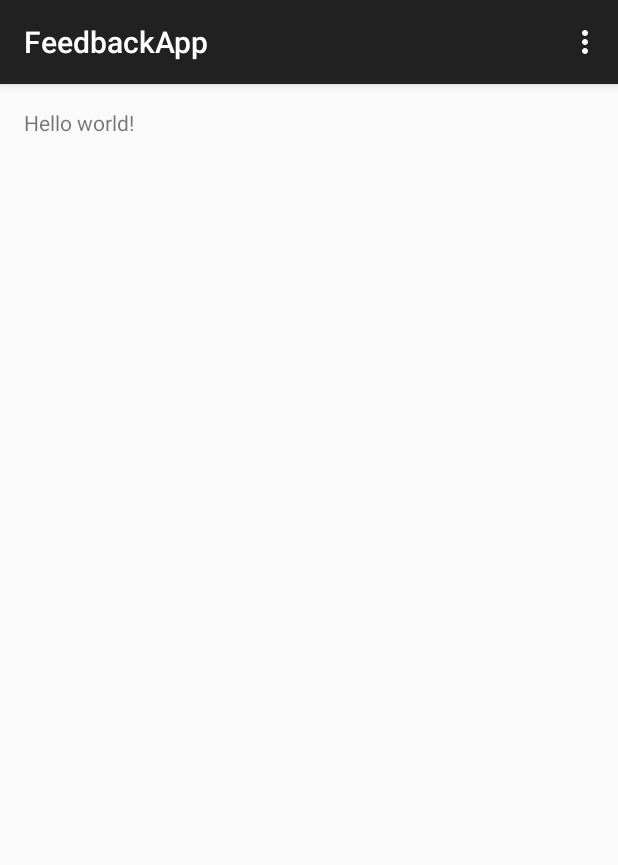
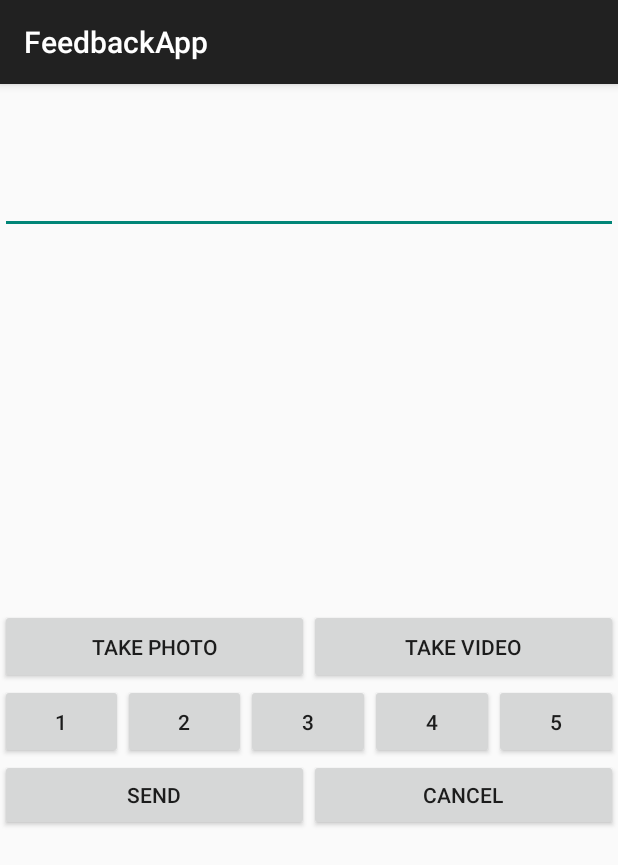
Before and after one commit to bozidarlabas/FeedbackApp-Android, an Android app: the screen it shows after launch (MainActivity before the commit, SendFeedback after it), on a phone screen of 412 x 824 dp. Shown: the top 865 px of the screen. Run offline under Robolectric (Android 15) with nearby library versions, the phone set to English and light mode, and no system bars.

Commit message:
Video and picture capture

```diff
--- /dev/null
+++ b/app/src/main/java/com/example/kanta/feedbackapp/SendFeedback.java
@@ -0,0 +1,144 @@
+package com.example.kanta.feedbackapp;
+
+import android.content.Context;
+import android.content.Intent;
+import android.database.Cursor;
+import android.graphics.Bitmap;
+import android.graphics.Matrix;
+import android.graphics.drawable.BitmapDrawable;
+import android.media.ThumbnailUtils;
+import android.net.Uri;
+import android.os.Bundle;
+import android.os.Environment;
+import android.provider.MediaStore;
+import android.support.v7.app.AppCompatActivity;
+import android.view.View;
+import android.view.ViewGroup;
+import android.widget.Button;
+import android.widget.ImageView;
+import android.widget.Toast;
+
+import java.io.File;
+import java.io.FileNotFoundException;
+import java.io.IOException;
+
+/**
+ * Created by boogiepop on 23.09.15..
+ */
+public class SendFeedback extends AppCompatActivity implements View.OnClickListener {
+
+    Button takePicture, takeVideo;
+    ImageView displayImage;
+    private static String root = null;
+    private static String imageFolderPath = null;
+    private String imageName = null;
+    private static Uri fileUri = null;
+    private static final int CAMERA_PIC_REQUEST = 1;
+    private static final int CAMERA_VIDEO_REQUEST = 100;
+    @Override
+    protected void onCreate(Bundle savedInstanceState) {
+        super.onCreate(savedInstanceState);
+        setContentView(R.layout.activity_sendfeedback);
+        takePicture = (Button)findViewById(R.id.btnTakePicture);
+        displayImage = (ImageView) findViewById(R.id.displayPicture);
+        takeVideo = (Button) findViewById(R.id.btnTakeVideo);
+        takeVideo.setOnClickListener(this);
+        takePicture.setOnClickListener(this);
+    }
+
+
+    @Override
+    public void onClick(View v) {
+        if (v.getId() == R.id.btnTakePicture){
+            displayImage.setImageDrawable(null);
+            takePicture();
+        }
+
+        if(v.getId() == R.id.btnTakeVideo){
+            displayImage.setImageDrawable(null);
+            takeVideo();
+
+        }
+    }
+
+    public void takePicture(){
+
+        Intent takePictureIntent = new Intent(MediaStore.ACTION_IMAGE_CAPTURE);
+        //takePictureIntent.putExtra(MediaStore.EXTRA_OUTPUT, fileUri);
+        startActivityForResult(takePictureIntent,
+                CAMERA_PIC_REQUEST);
+
+    }
+
+    public void takeVideo(){
+        Intent takeVideoIntetn = new Intent(MediaStore.ACTION_VIDEO_CAPTURE);
+        startActivityForResult(takeVideoIntetn, CAMERA_VIDEO_REQUEST);
+    }
+    @Override
+    protected void onActivityResult(int requestCode, int resultCode, Intent data) {
+        // TODO Auto-generated method stub
+        super.onActivityResult(requestCode, resultCode, data);
+        switch(requestCode){
+            case CAMERA_PIC_REQUEST:
+                if(resultCode==RESULT_OK){
+
+                    Bundle extras = data.getExtras();
+                    Bitmap thumbnail = (Bitmap) extras.get("data");
+
+                    BitmapDrawable result = new BitmapDrawable(thumbnail);
+
+                    displayImage.setImageDrawable(result);
+                    //displayImage.setImageBitmap(thumbnail);
+                    //    displayImage.setLayoutParams(new ViewGroup.LayoutParams(ViewGroup.LayoutParams.MATCH_PARENT, ViewGroup.LayoutParams.MATCH_PARENT));
+                    break;
+                }
+            case CAMERA_VIDEO_REQUEST:
+                if(resultCode == RESULT_OK){
+                    Uri videoUri = data.getData();
+                    Bitmap thumb = ThumbnailUtils.createVideoThumbnail(getRealPathFromURI(this, videoUri),
+                            MediaStore.Images.Thumbnails.MINI_KIND);
+                    BitmapDrawable bt = new BitmapDrawable(thumb);
+                    displayImage.setImageDrawable(bt);
+                    break;
+                }
+        }
+
+
+    }
+
+    private int dpToPx(int dp)
+    {
+        float density = getApplicationContext().getResources().getDisplayMetrics().density;
+        return Math.round((float)dp * density);
+    }
+
+
+
+    public String getRealPathFromURI(Context context, Uri contentUri) {
+        Cursor cursor = null;
+        try {
+            String[] proj = { MediaStore.Images.Media.DATA };
+            cursor = context.getContentResolver().query(contentUri,  proj, null, null, null);
+            int column_index = cursor.getColumnIndexOrThrow(MediaStore.Images.Media.DATA);
+            cursor.moveToFirst();
+            return cursor.getString(column_index);
+        } finally {
+            if (cursor != null) {
+                cursor.close();
+            }
+        }
+    }
+    @Override
+    protected void onSaveInstanceState(Bundle outState) {
+     //outState.putAll(extras);
+     super.onSaveInstanceState(outState);
+
+    }
+
+    @Override
+    protected void onRestoreInstanceState(Bundle savedInstanceState) {
+
+        super.onRestoreInstanceState(savedInstanceState);
+        //extras.putAll(savedInstanceState);
+    }
+}
--- /dev/null
+++ b/app/src/main/res/layout/activity_sendfeedback.xml
@@ -0,0 +1,103 @@
+<?xml version="1.0" encoding="utf-8"?>
+<RelativeLayout xmlns:android="http://schemas.android.com/apk/res/android"
+    android:orientation="vertical" android:layout_width="match_parent"
+    android:layout_height="match_parent">
+
+    <EditText
+        android:layout_width="match_parent"
+        android:layout_height="100dp"
+        android:id="@+id/feedbackMessage"/>
+
+
+
+    <ImageView
+        android:layout_width="fill_parent"
+        android:layout_height="250dp"
+        android:id="@+id/displayPicture"
+        android:layout_below="@+id/feedbackMessage"/>
+
+
+    <LinearLayout
+        android:layout_width="match_parent"
+        android:layout_height="50dp"
+        android:layout_below="@+id/displayPicture"
+        android:id="@+id/layoutTakeAttachment">
+        <Button
+            android:layout_width="0dp"
+            android:layout_height="match_parent"
+            android:id="@+id/btnTakePicture"
+            android:text="@string/activity_sendFeedback_takePicture"
+            android:layout_weight="1"/>
+
+        <Button
+            android:layout_width="0dp"
+            android:layout_height="match_parent"
+            android:id="@+id/btnTakeVideo"
+            android:text="@string/acitivty_sendFeedback_takeVideo"
+            android:layout_weight="1"/>
+
+    </LinearLayout>
+
+    <LinearLayout
+        android:layout_width="match_parent"
+        android:layout_height="50dp"
+        android:layout_below="@+id/layoutTakeAttachment"
+        android:id="@+id/layoutRating">
+        <Button
+            android:layout_width="0dp"
+            android:layout_height="match_parent"
+            android:id="@+id/btnRating1Star"
+            android:layout_weight="1"
+            android:text="1"/>
+
+        <Button
+            android:layout_width="0dp"
+            android:layout_height="match_parent"
+            android:id="@+id/btnRating2Star"
+            android:layout_weight="1"
+            android:text="2"/>
+
+        <Button
+            android:layout_width="0dp"
+            android:layout_height="match_parent"
+            android:id="@+id/btnRating3Star"
+            android:layout_weight="1"
+            android:text="3"/>
+
+        <Button
+            android:layout_width="0dp"
+            android:layout_height="match_parent"
+            android:id="@+id/btnRating4Star"
+            android:layout_weight="1"
+            android:text="4"/>
+
+        <Button
+            android:layout_width="0dp"
+            android:layout_height="match_parent"
+            android:id="@+id/btnRating5Star"
+            android:layout_weight="1"
+            android:text="5"/>
+
+    </LinearLayout>
+
+    <LinearLayout
+        android:layout_width="match_parent"
+        android:layout_height="wrap_content"
+        android:layout_below="@+id/layoutRating">
+
+        <Button
+            android:layout_width="0dp"
+            android:layout_height="match_parent"
+            android:layout_weight="1"
+            android:id="@+id/btnSendFeedback"
+            android:text="Send"/>
+
+        <Button
+            android:layout_width="0dp"
+            android:layout_height="match_parent"
+            android:layout_weight="1"
+            android:id="@+id/btnCancelFeedback"
+            android:text="Cancel"/>
+    </LinearLayout>
+
+</RelativeLayout>
--- a/app/src/main/res/values/strings.xml
+++ b/app/src/main/res/values/strings.xml
@@ -3,4 +3,6 @@
 
     <string name="hello_world">Hello world!</string>
     <string name="action_settings">Settings</string>
+    <string name="activity_sendFeedback_takePicture">Take photo</string>
+    <string name="acitivty_sendFeedback_takeVideo">Take video</string>
 </resources>
```
Also changed, not shown: app/src/main/AndroidManifest.xml (+21 -3 lines), 2 other files.
